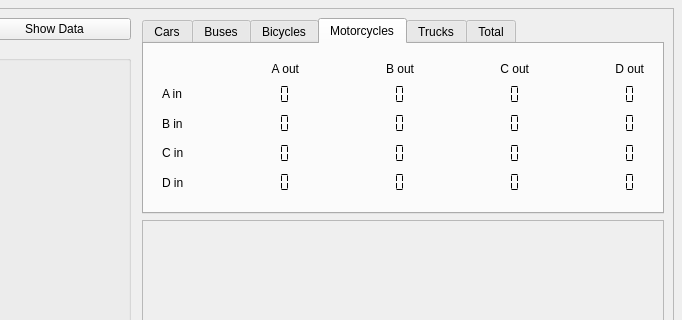
Old version of the form qt/form.ui in the repository EdgeOfAI/vehicle_counter_pyqt_app; both pictures show x 713 to 1395 and y 0 to 320 of the 1395 by 620 pixel window.
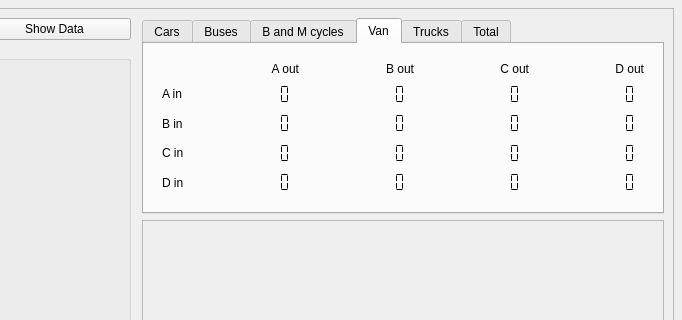
New version of the form. The open tabs and pages were chosen to show the change. Custom widgets are drawn as their Qt base class.

Commit message: motorcycle and bicycle added into one tab and van added instead of motorcycle

```diff
--- a/qt/form.ui
+++ b/qt/form.ui
@@ -920,7 +920,7 @@
           </widget>
           <widget class="QWidget" name="bicycleTab">
            <attribute name="title">
-            <string>Bicycles</string>
+            <string>B and M cycles</string>
            </attribute>
            <layout class="QHBoxLayout" name="horizontalLayout_3">
             <item>
@@ -1233,7 +1233,7 @@
           </widget>
           <widget class="QWidget" name="mcycleTab">
            <attribute name="title">
-            <string>Motorcycles</string>
+            <string>Van</string>
            </attribute>
            <layout class="QGridLayout" name="gridLayout_8">
             <item row="0" column="0">
```
Left out of the diff: 2 changed lines with no effect on the pictures. The commit also changes 5 other files.
